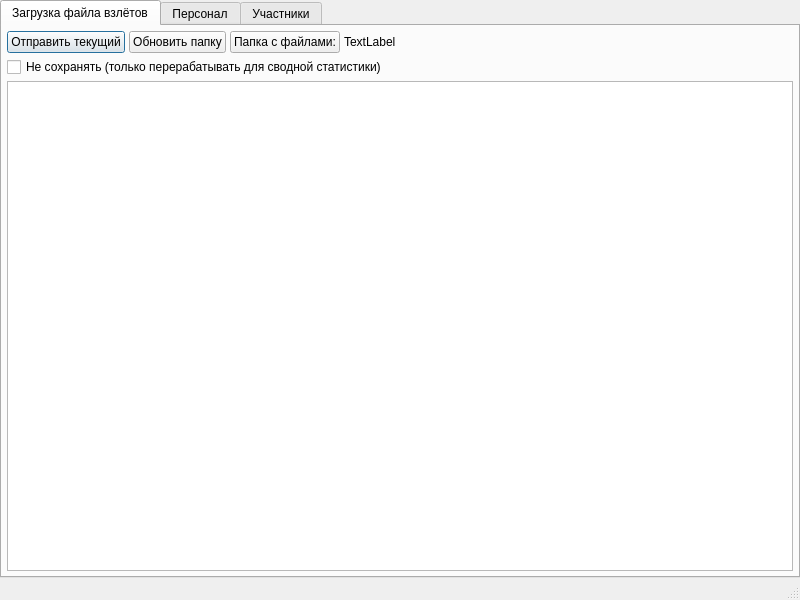
Before: the Qt Designer form manisend/mainwnd.ui in cliffanet/manifest, drawn with Qt 5.
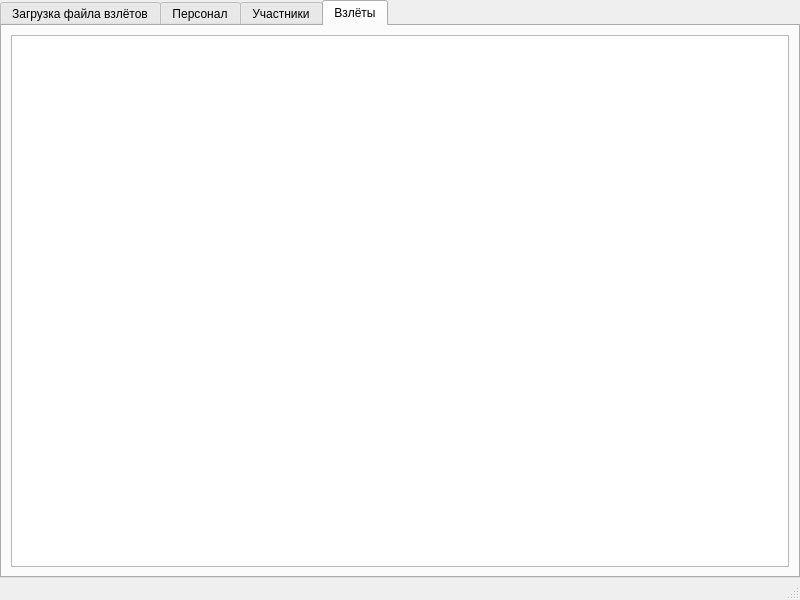
After: the same form once the commit is applied. The open tabs and pages were chosen to show the change.

```diff
--- a/manisend/mainwnd.ui
+++ b/manisend/mainwnd.ui
@@ -270,6 +270,41 @@
         </item>
        </layout>
       </widget>
+      <widget class="QWidget" name="tabFlySumm">
+       <attribute name="title">
+        <string>Взлёты</string>
+       </attribute>
+       <layout class="QVBoxLayout" name="verticalLayout_5">
+        <item>
+         <widget class="QTableView" name="twFlySumm">
+          <property name="editTriggers">
+           <set>QAbstractItemView::NoEditTriggers</set>
+          </property>
+          <property name="selectionMode">
+           <enum>QAbstractItemView::SingleSelection</enum>
+          </property>
+          <property name="selectionBehavior">
+           <enum>QAbstractItemView::SelectRows</enum>
+          </property>
+          <property name="wordWrap">
+           <bool>false</bool>
+          </property>
+          <attribute name="horizontalHeaderCascadingSectionResizes">
+           <bool>true</bool>
+          </attribute>
+          <attribute name="horizontalHeaderHighlightSections">
+           <bool>false</bool>
+          </attribute>
+          <attribute name="horizontalHeaderStretchLastSection">
+           <bool>true</bool>
+          </attribute>
+          <attribute name="verticalHeaderVisible">
+           <bool>false</bool>
+          </attribute>
+         </widget>
+        </item>
+       </layout>
+      </widget>
      </widget>
     </item>
    </layout>
```
